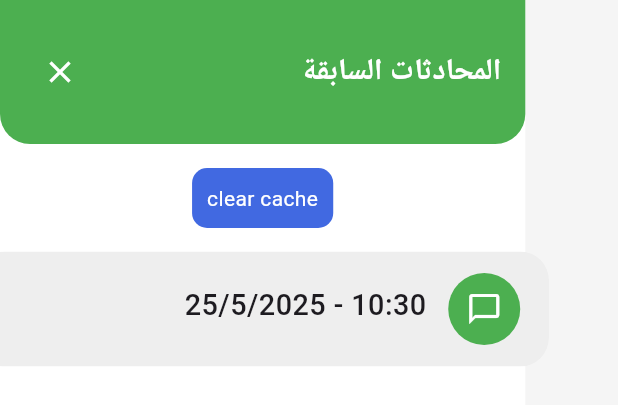
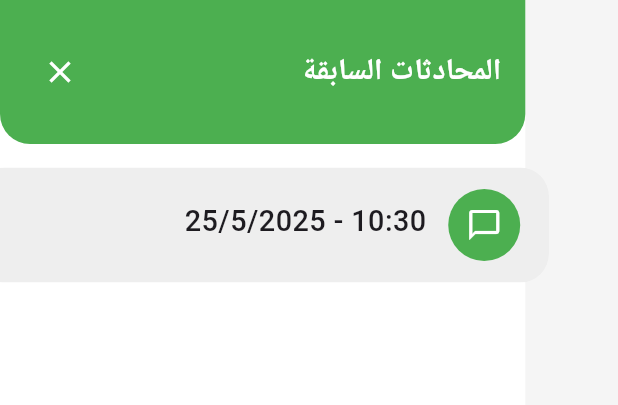
Before and after one commit to EslamKamel89/ai_chat_pot, a Flutter app: the ChatHistoryDrawer widget shown alone on an empty page, opened directly, on a phone screen of 412 x 824 dp. Shown: the top 405 px of the screen. Run offline on Flutter 3.47's test engine with Material 3 defaults, Android fonts, the phone set to English and light mode, and no system bars; drawn by our look-alikes of flutter_animate; our stand-ins replace cached_network_image, connectivity_plus, dio, easy_localization, flutter_bloc, flutter_html and 9 more; accounts and stored records are empty; statements that could not run were skipped.

Commit message:
feat: Update chat history drawer UI and increment version to 1.0.3

```diff
--- a/lib/chat/presentation/widgets/chat_histroy_drawer.dart
+++ b/lib/chat/presentation/widgets/chat_histroy_drawer.dart
@@ -1,12 +1,9 @@
 import 'package:ai_chat_pot/chat/cubits/chat_cubit/chat_cubit.dart';
 import 'package:ai_chat_pot/chat/cubits/chat_cubit/chat_state.dart';
 import 'package:ai_chat_pot/chat/entities/chat_history_entity.dart';
-import 'package:ai_chat_pot/core/extensions/context-extensions.dart';
-import 'package:ai_chat_pot/core/service_locator/service_locator.dart';
 import 'package:flutter/material.dart';
 import 'package:flutter_animate/flutter_animate.dart';
 import 'package:flutter_bloc/flutter_bloc.dart';
-import 'package:shared_preferences/shared_preferences.dart';
 
 class ChatHistoryDrawer extends StatelessWidget {
   // final List<ChatHistoryItem> chats;
@@ -42,35 +39,28 @@ class ChatHistoryDrawer extends StatelessWidget {
                 children: [
                   const Text(
                     "المحادثات السابقة",
-                    style: TextStyle(
-                      color: Colors.white,
-                      fontSize: 20,
-                      fontWeight: FontWeight.bold,
-                    ),
+                    style: TextStyle(color: Colors.white, fontSize: 20, fontWeight: FontWeight.bold),
                   ),
-                  IconButton(
-                    icon: const Icon(Icons.close, color: Colors.white),
-                    onPressed: Navigator.of(context).pop,
-                  ),
+                  IconButton(icon: const Icon(Icons.close, color: Colors.white), onPressed: Navigator.of(context).pop),
                 ],
               ),
             ),
 
             const SizedBox(height: 16),
-            InkWell(
-              onTap: () {
-                serviceLocator<SharedPreferences>().clear();
-              },
-              child: Container(
-                padding: EdgeInsets.all(10),
-                decoration: BoxDecoration(
-                  color: context.primaryColor,
-                  borderRadius: BorderRadius.circular(10),
-                ),
-                child: Text('clear cache', style: TextStyle(color: Colors.white)),
-              ),
-            ),
-            const SizedBox(height: 16),
+            // InkWell(
+            //   onTap: () {
+            //     serviceLocator<SharedPreferences>().clear();
+            //   },
+            //   child: Container(
+            //     padding: EdgeInsets.all(10),
+            //     decoration: BoxDecoration(
+            //       color: context.primaryColor,
+            //       borderRadius: BorderRadius.circular(10),
+            //     ),
+            //     child: Text('clear cache', style: TextStyle(color: Colors.white)),
+            //   ),
+            // ),
+            // const SizedBox(height: 16),
 
             // Chat List
             Expanded(
@@ -120,10 +110,7 @@ class ChatHistoryDrawer extends StatelessWidget {
         // ),
         child: Container(
           padding: const EdgeInsets.symmetric(horizontal: 16, vertical: 12),
-          decoration: BoxDecoration(
-            color: Colors.grey[200],
-            borderRadius: BorderRadius.circular(16),
-          ),
+          decoration: BoxDecoration(color: Colors.grey[200], borderRadius: BorderRadius.circular(16)),
           child: Row(
             children: [
               // Avatar
--- a/pubspec.yaml
+++ b/pubspec.yaml
@@ -16,7 +16,7 @@ publish_to: 'none' # Remove this line if you wish to publish to pub.dev
 # https://developer.apple.com/library/archive/documentation/General/Reference/InfoPlistKeyReference/Articles/CoreFoundationKeys.html
 # In Windows, build-name is used as the major, minor, and patch parts
 # of the product and file versions while build-number is used as the build suffix.
-version: 1.0.2+2
+version: 1.0.3+3
 
 environment:
   sdk: ^3.7.0
```
